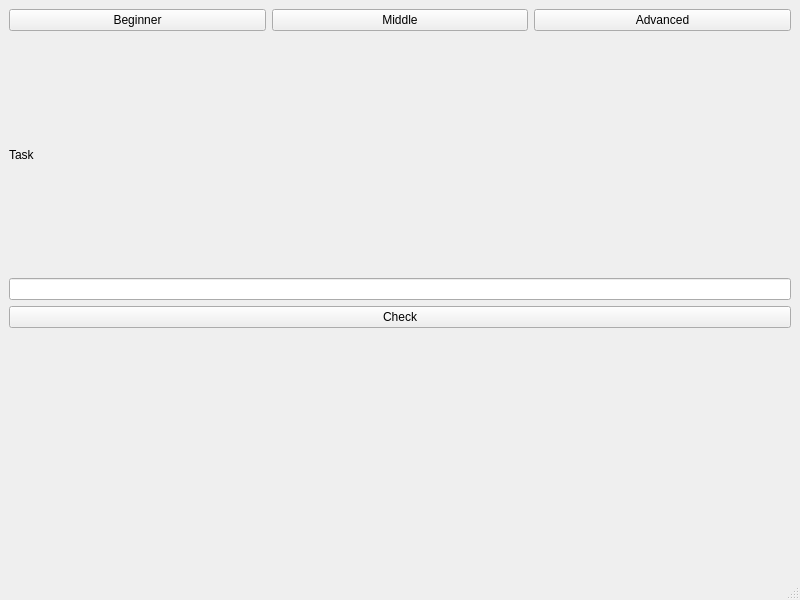
First picture: the form in mainwindow.ui, repository jstiller05-crypto/Mathe-trainer, before the edit.
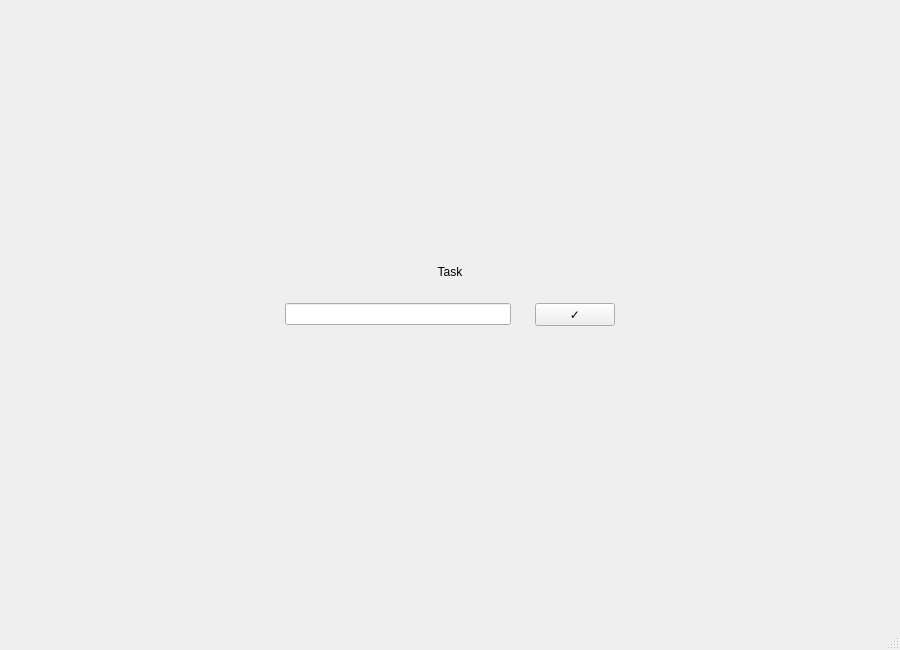
Second picture: the form after the edit.

Diff of the .ui file:
```diff
--- a/mainwindow.ui
+++ b/mainwindow.ui
@@ -3,22 +3,73 @@
  <class>MainWindow</class>
  <widget class="QMainWindow" name="MainWindow">
   <property name="geometry">
-   <rect><x>0</x><y>0</y><width>800</width><height>600</height></rect>
+   <rect><x>0</x><y>0</y><width>900</width><height>650</height></rect>
   </property>
   <property name="windowTitle"><string>Mathe Trainer</string></property>
   <widget class="QWidget" name="centralwidget">
-   <layout class="QVBoxLayout" name="verticalLayout">
+   <layout class="QVBoxLayout" name="mainLayout">
+    <property name="spacing"><number>24</number></property>
+    <property name="leftMargin"><number>60</number></property>
+    <property name="rightMargin"><number>60</number></property>
+    <property name="topMargin"><number>40</number></property>
+    <property name="bottomMargin"><number>40</number></property>
+
     <item>
-     <layout class="QHBoxLayout" name="difficultyLayout">
-      <item><widget class="QPushButton" name="beginnerButton"><property name="text"><string>Beginner</string></property></widget></item>
-      <item><widget class="QPushButton" name="middleButton"><property name="text"><string>Middle</string></property></widget></item>
-      <item><widget class="QPushButton" name="advancedButton"><property name="text"><string>Advanced</string></property></widget></item>
+     <spacer name="topSpacer">
+      <property name="orientation"><enum>Qt::Vertical</enum></property>
+      <property name="sizeHint"><size><width>20</width><height>40</height></size></property>
+     </spacer>
+    </item>
+
+    <item>
+     <widget class="QLabel" name="taskLabel">
+      <property name="text"><string>Task</string></property>
+      <property name="alignment"><set>Qt::AlignCenter</set></property>
+     </widget>
+    </item>
+
+    <item>
+     <layout class="QHBoxLayout" name="answerRow">
+      <item>
+       <spacer name="leftAnswerSpacer">
+        <property name="orientation"><enum>Qt::Horizontal</enum></property>
+        <property name="sizeHint"><size><width>40</width><height>20</height></size></property>
+       </spacer>
+      </item>
+      <item>
+       <widget class="QLineEdit" name="answerEdit">
+        <property name="alignment"><set>Qt::AlignCenter</set></property>
+       </widget>
+      </item>
+      <item>
+       <widget class="QPushButton" name="checkButton">
+        <property name="text"><string>✓</string></property>
+        <property name="maximumWidth"><number>44</number></property>
+       </widget>
+      </item>
+      <item>
+       <spacer name="rightAnswerSpacer">
+        <property name="orientation"><enum>Qt::Horizontal</enum></property>
+        <property name="sizeHint"><size><width>40</width><height>20</height></size></property>
+       </spacer>
+      </item>
      </layout>
     </item>
-    <item><widget class="QLabel" name="taskLabel"><property name="text"><string>Task</string></property></widget></item>
-    <item><widget class="QLineEdit" name="answerEdit"/></item>
-    <item><widget class="QPushButton" name="checkButton"><property name="text"><string>Check</string></property></widget></item>
-    <item><widget class="QLabel" name="feedbackLabel"><property name="text"><string/></property></widget></item>
+
+    <item>
+     <widget class="QLabel" name="feedbackLabel">
+      <property name="text"><string/></property>
+      <property name="alignment"><set>Qt::AlignCenter</set></property>
+     </widget>
+    </item>
+
+    <item>
+     <spacer name="bottomSpacer">
+      <property name="orientation"><enum>Qt::Vertical</enum></property>
+      <property name="sizeHint"><size><width>20</width><height>60</height></size></property>
+     </spacer>
+    </item>
+
    </layout>
   </widget>
   <widget class="QMenuBar" name="menubar">
```
Left out of the diff: 2 changed lines with no effect on the pictures.
